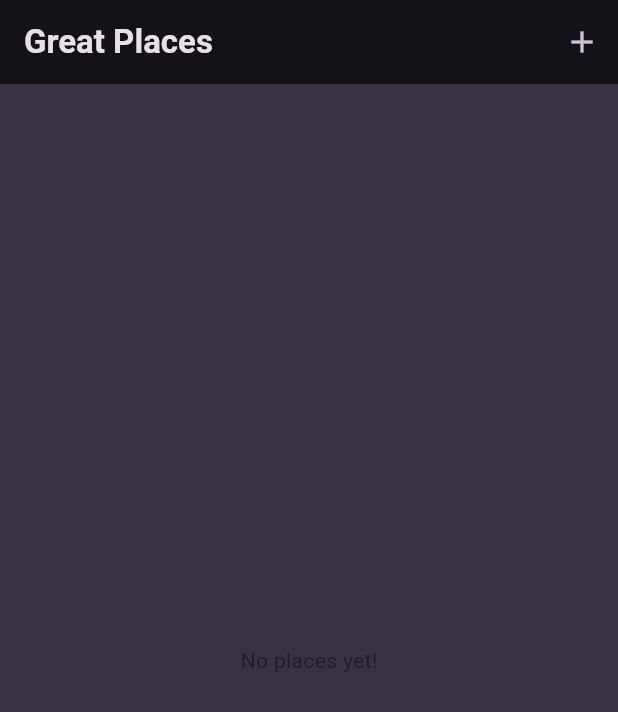
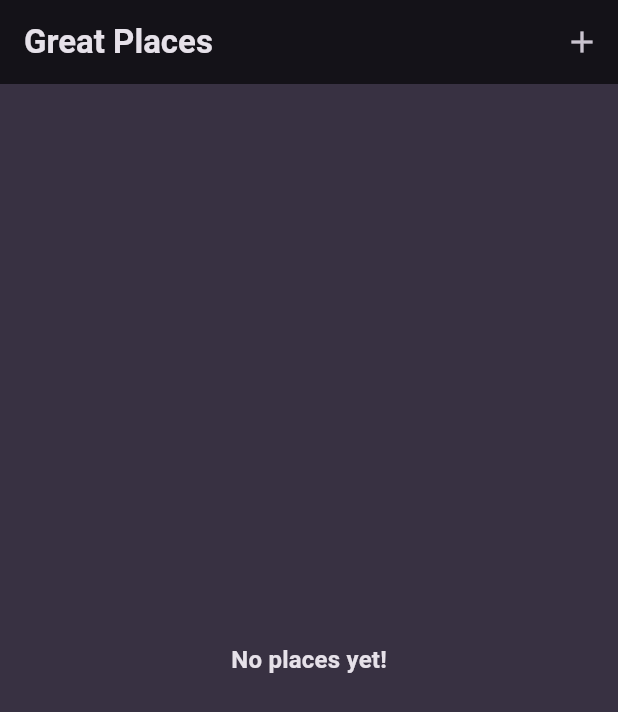
Before and after one commit to vohoangloc123/favorite_places_app, a Flutter app: the screen it shows after launch, on a phone screen of 412 x 824 dp. Shown: the top 712 px of the screen. Run offline on Flutter 3.47's test engine with Material 3 defaults, Android fonts, the phone set to English and light mode, and no system bars; our stand-ins replace flutter_riverpod, google_fonts.

Commit message:
Add a 'Place Details' Screen

```diff
--- a/lib/widgets/places_list.dart
+++ b/lib/widgets/places_list.dart
@@ -1,4 +1,5 @@
 import 'package:favorite_places_app/models/place.dart';
+import 'package:favorite_places_app/screens/places_detail.dart';
 import 'package:flutter/material.dart';
 
 class PlacesList extends StatelessWidget {
@@ -8,8 +9,11 @@ class PlacesList extends StatelessWidget {
   @override
   Widget build(BuildContext context) {
     if (places.isEmpty) {
-      return const Center(
-        child: Text('No places yet!'),
+      return Center(
+        child: Text('No places yet!',
+            style: Theme.of(context).textTheme.titleMedium!.copyWith(
+                  color: Theme.of(context).colorScheme.onSurface,
+                )),
       );
     }
     return ListView.builder(
@@ -17,11 +21,19 @@ class PlacesList extends StatelessWidget {
       itemBuilder: (context, index) {
         final place = places[index];
         return ListTile(
-            title: Text(place.title,
+          title: Text(
+            place.title,
             style: Theme.of(context).textTheme.titleMedium!.copyWith(
                   color: Theme.of(context).colorScheme.onSurface,
-                    )),
+                ),
+          ),
+          onTap: () {
+            Navigator.of(context).push(MaterialPageRoute(builder: (ctx) {
+              return PlacesDetailScreen(place: place);
+            }));
+          },
         );
-        });
+      },
+    );
   }
 }
```
Also changed, not shown: lib/screens/places_detail.dart (+21 -0 lines). Lines whose indentation alone changed are shown as unchanged.
